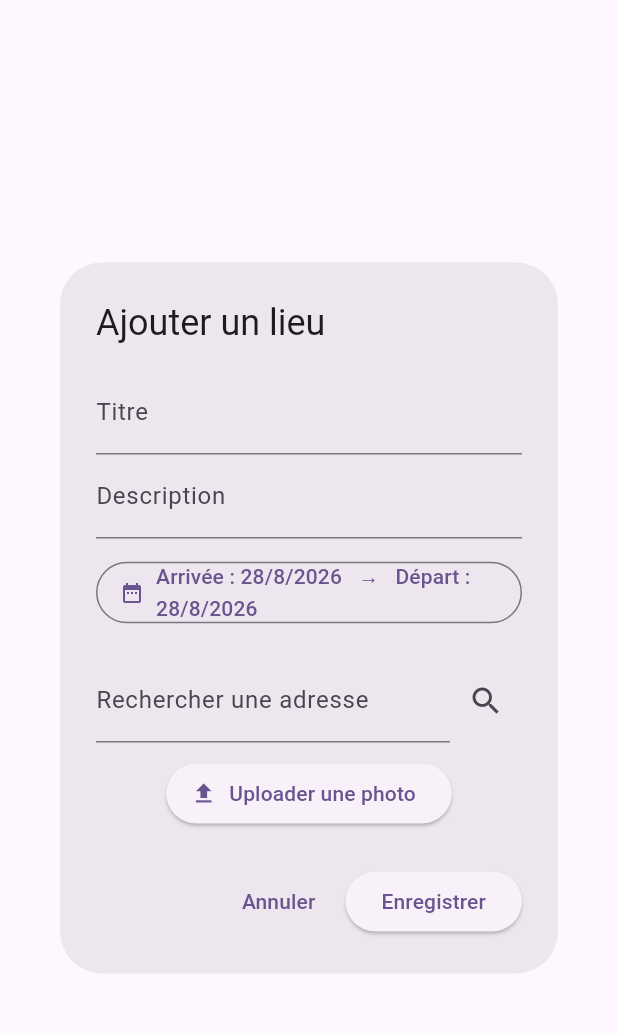
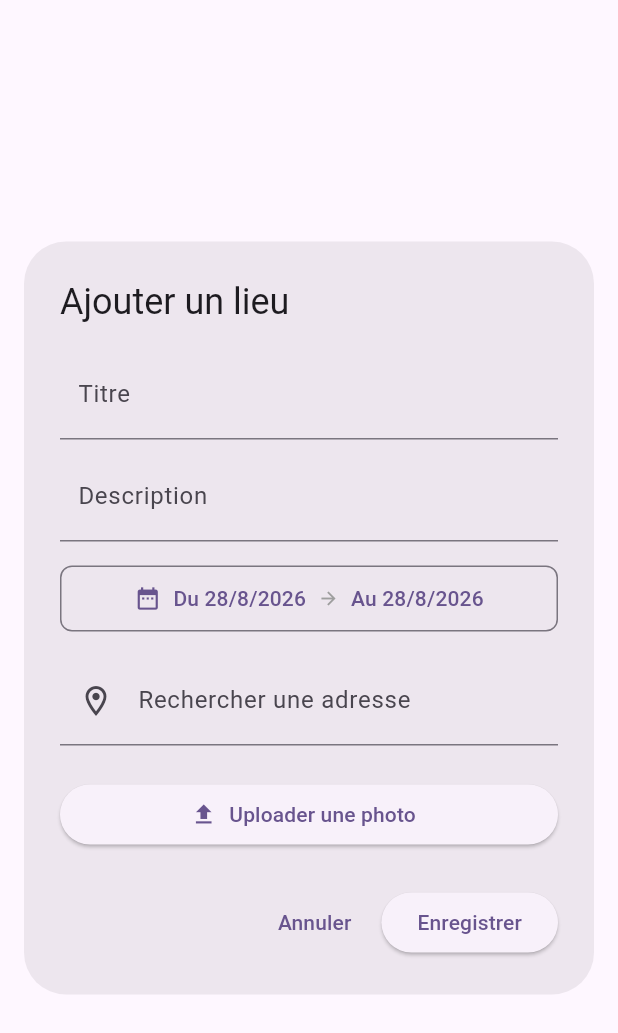
Before and after one commit to solena8/chatons_voyageurs, a Flutter app: the AddEditPlaceDialog widget shown alone on an empty page, opened directly, on a phone screen of 412 x 824 dp. Shown: the top 1033 px of the screen. Run offline on Flutter 3.47's test engine with Material 3 defaults, Android fonts, the phone set to English and light mode, and no system bars; our stand-ins replace cloud_firestore, firebase_core, flutter_map, image_picker, latlong2; accounts and stored records are empty.

Commit message:
changed display saved places

```diff
--- a/lib/widgets/add_edit_place_dialog.dart
+++ b/lib/widgets/add_edit_place_dialog.dart
@@ -17,20 +17,17 @@ class AddEditPlaceDialog extends StatefulWidget {
 }
 
 class _AddEditPlaceDialogState extends State<AddEditPlaceDialog> {
-  // Form key used for input validation
   final _formKey = GlobalKey<FormState>();
 
-  // Input controllers for form text fields
   late TextEditingController _titleController;
   late TextEditingController _descController;
   late TextEditingController _searchController;
 
-  // Form state variables
   LatLng? _selectedLocation;
   String? _imageUrl;
   DateTime _selectedArrivalDate = DateTime.now();
   DateTime _selectedDepartureDate = DateTime.now();
-  bool _isLoading = false; // Tracks asynchronous operations (image upload / save)
+  bool _isLoading = false;
 
   @override
   void initState() {
@@ -40,7 +37,6 @@ class _AddEditPlaceDialogState extends State<AddEditPlaceDialog> {
     _searchController = TextEditingController();
     _imageUrl = widget.place?.imageUrl;
 
-    // Si on modifie un lieu existant, on charge ses dates
     if (widget.place != null) {
       _selectedArrivalDate = widget.place!.arrivalDate;
       _selectedDepartureDate = widget.place!.departureDate;
@@ -48,6 +44,14 @@ class _AddEditPlaceDialogState extends State<AddEditPlaceDialog> {
     } else {
       _selectedLocation = widget.initialPosition;
     }
+  }
+
+  @override
+  void dispose() {
+    _titleController.dispose();
+    _descController.dispose();
+    _searchController.dispose();
+    super.dispose();
   }
 
   Future<void> _selectDateRange() async {
@@ -61,6 +65,21 @@ class _AddEditPlaceDialogState extends State<AddEditPlaceDialog> {
             ? _selectedArrivalDate
             : _selectedDepartureDate,
       ),
+      builder: (context, child) {
+        return Center(
+          child: ConstrainedBox(
+            constraints: const BoxConstraints(
+              maxWidth: 500,
+              maxHeight: 600,
+            ),
+            child: Dialog(
+              insetPadding: const EdgeInsets.all(16),
+              clipBehavior: Clip.antiAlias,
+              child: child,
+            ),
+          ),
+        );
+      },
     );
 
     if (pickedRange == null) return;
@@ -71,7 +90,6 @@ class _AddEditPlaceDialogState extends State<AddEditPlaceDialog> {
     });
   }
 
-  /// Opens the device photo gallery, selects an image, and uploads it via ApiService.
   Future<void> _pickAndUploadImage() async {
     final picker = ImagePicker();
     final file = await picker.pickImage(source: ImageSource.gallery);
@@ -85,18 +103,7 @@ class _AddEditPlaceDialogState extends State<AddEditPlaceDialog> {
     }
   }
 
-  /// Searches for coordinates corresponding to the text entered in the search bar via Nominatim.
-  Future<void> _searchAddress() async {
-    if (_searchController.text.isEmpty) return;
-    final location = await ApiService.searchAddress(_searchController.text);
-    if (location != null) {
-      setState(() => _selectedLocation = location);
-    }
-  }
-
-  /// Validates input, builds the payload, and performs an insert or update in Cloud Firestore.
   Future<void> _savePlace() async {
-    // Validate required fields (title, coordinates, and uploaded image)
     if (!_formKey.currentState!.validate() || _selectedLocation == null || _imageUrl == null) {
       ScaffoldMessenger.of(context).showSnackBar(
         const SnackBar(content: Text('Veuillez compléter tous les champs et ajouter une image.')),
@@ -106,7 +113,6 @@ class _AddEditPlaceDialogState extends State<AddEditPlaceDialog> {
 
     setState(() => _isLoading = true);
 
-    // Map payload matching Firestore schema
     final data = {
       'title': _titleController.text,
       'description': _descController.text,
@@ -117,7 +123,6 @@ class _AddEditPlaceDialogState extends State<AddEditPlaceDialog> {
       'departureDate': Timestamp.fromDate(_selectedDepartureDate),
     };
 
-    // Insert new document if creating, or update existing document if editing
     if (widget.place == null) {
       await FirebaseFirestore.instance.collection('places').add(data);
     } else {
@@ -129,81 +134,161 @@ class _AddEditPlaceDialogState extends State<AddEditPlaceDialog> {
 
   @override
   Widget build(BuildContext context) {
+    final screenWidth = MediaQuery.of(context).size.width;
+    // Sur mobile (< 500px), on prend presque tout l'écran, sur PC on plafonne à 440px
+    final dialogWidth = screenWidth < 500 ? screenWidth * 0.92 : 440.0;
+    final isCompact = screenWidth < 380;
+
     return AlertDialog(
+      insetPadding: const EdgeInsets.symmetric(horizontal: 16, vertical: 24),
       title: Text(widget.place == null ? 'Ajouter un lieu' : 'Modifier le lieu'),
-      content: SingleChildScrollView(
+      content: SizedBox(
+        width: dialogWidth,
+        child: SingleChildScrollView(
           child: Form(
             key: _formKey,
             child: Column(
               mainAxisSize: MainAxisSize.min,
+              crossAxisAlignment: CrossAxisAlignment.stretch,
               children: [
-              // Place Title Input
+                // Titre
                 TextFormField(
                   controller: _titleController,
-                decoration: const InputDecoration(labelText: 'Titre'),
+                  decoration: const InputDecoration(
+                    labelText: 'Titre',
+                    contentPadding: EdgeInsets.symmetric(vertical: 10, horizontal: 12),
+                  ),
                   validator: (v) => v == null || v.isEmpty ? 'Titre requis' : null,
                 ),
-              // Place Description Input
+                const SizedBox(height: 8),
+
+                // Description
                 TextFormField(
                   controller: _descController,
-                decoration: const InputDecoration(labelText: 'Description'),
+                  decoration: const InputDecoration(
+                    labelText: 'Description',
+                    contentPadding: EdgeInsets.symmetric(vertical: 10, horizontal: 12),
+                  ),
+                ),
+                const SizedBox(height: 14),
+
+                // Sélecteur de dates responsive
+                OutlinedButton.icon(
+                  style: OutlinedButton.styleFrom(
+                    padding: const EdgeInsets.symmetric(vertical: 12, horizontal: 8),
+                    shape: RoundedRectangleBorder(
+                      borderRadius: BorderRadius.circular(8),
+                    ),
+                  ),
+                  icon: const Icon(Icons.date_range, size: 18),
+                  label: FittedBox(
+                    fit: BoxFit.scaleDown,
+                    child: isCompact
+                    // Si très petit écran : affichage court
+                        ? Text(
+                      '${_selectedArrivalDate.day}/${_selectedArrivalDate.month}/${_selectedArrivalDate.year} → ${_selectedDepartureDate.day}/${_selectedDepartureDate.month}/${_selectedDepartureDate.year}',
+                      style: const TextStyle(fontWeight: FontWeight.w500),
+                    )
+                    // Écran standard : affichage aéré
+                        : Row(
+                      mainAxisAlignment: MainAxisAlignment.center,
+                      children: [
+                        Text(
+                          'Du ${_selectedArrivalDate.day}/${_selectedArrivalDate.month}/${_selectedArrivalDate.year}',
+                          style: const TextStyle(fontWeight: FontWeight.w500),
+                        ),
+                        const Padding(
+                          padding: EdgeInsets.symmetric(horizontal: 8.0),
+                          child: Icon(Icons.arrow_forward, size: 14, color: Colors.grey),
+                        ),
+                        Text(
+                          'Au ${_selectedDepartureDate.day}/${_selectedDepartureDate.month}/${_selectedDepartureDate.year}',
+                          style: const TextStyle(fontWeight: FontWeight.w500),
+                        ),
+                      ],
+                    ),
+                  ),
+                  onPressed: _selectDateRange,
+                ),
+                const SizedBox(height: 14),
+
+                // Autocomplétion Adresse
+                Autocomplete<AddressSuggestion>(
+                  displayStringForOption: (AddressSuggestion option) => option.displayName,
+                  optionsBuilder: (TextEditingValue textEditingValue) async {
+                    if (textEditingValue.text.trim().length < 3) {
+                      return const Iterable<AddressSuggestion>.empty();
+                    }
+                    return await ApiService.searchAddressSuggestions(textEditingValue.text);
+                  },
+                  onSelected: (AddressSuggestion selection) {
+                    setState(() {
+                      _selectedLocation = selection.location;
+                      _searchController.text = selection.displayName;
+                    });
+                  },
+                  fieldViewBuilder: (context, textEditingController, focusNode, onFieldSubmitted) {
+                    return TextField(
+                      controller: textEditingController,
+                      focusNode: focusNode,
+                      decoration: const InputDecoration(
+                        labelText: 'Rechercher une adresse',
+                        hintText: 'Tapez une ville ou un lieu...',
+                        prefixIcon: Icon(Icons.location_on_outlined),
+                        contentPadding: EdgeInsets.symmetric(vertical: 10, horizontal: 12),
+                      ),
+                    );
+                  },
+                ),
+                const SizedBox(height: 10),
+
+                // Coordonnées GPS
+                if (_selectedLocation != null)
+                  Text(
+                    'Coordonnées : ${_selectedLocation!.latitude.toStringAsFixed(4)}, ${_selectedLocation!.longitude.toStringAsFixed(4)}',
+                    style: const TextStyle(fontSize: 12, color: Colors.grey),
+                    textAlign: TextAlign.center,
                   ),
                 const SizedBox(height: 12),
 
-              OutlinedButton.icon(
-                icon: const Icon(Icons.date_range, size: 16),
-                label: Text(
-                  'Arrivée : ${_selectedArrivalDate.day}/${_selectedArrivalDate.month}/${_selectedArrivalDate.year}'
-                      '   →   '
-                      'Départ : ${_selectedDepartureDate.day}/${_selectedDepartureDate.month}/${_selectedDepartureDate.year}',
-                ),
-                onPressed: _selectDateRange,
-              ),
-              const SizedBox(height: 10),
-              const SizedBox(height: 10),
-
-              // Address Search Field & Search Button
-              Row(
-                children: [
-                  Expanded(
-                    child: TextField(
-                      controller: _searchController,
-                      decoration: const InputDecoration(labelText: 'Rechercher une adresse'),
-                    ),
-                  ),
-                  IconButton(icon: const Icon(Icons.search), onPressed: _searchAddress),
-                ],
-              ),
-
-              // Displays currently assigned coordinates
-              if (_selectedLocation != null)
-                Text('Coordonnées : ${_selectedLocation!.latitude.toStringAsFixed(4)}, ${_selectedLocation!.longitude.toStringAsFixed(4)}'),
-              const SizedBox(height: 10),
-
-              // Image Upload Button
+                // Upload Photo
                 ElevatedButton.icon(
                   onPressed: _pickAndUploadImage,
                   icon: const Icon(Icons.upload),
                   label: const Text('Uploader une photo'),
                 ),
 
-              // Image upload confirmation banner
                 if (_imageUrl != null)
-                const Text('Image chargée avec succès !', style: TextStyle(color: Colors.green)),
-
-              // Loading spinner during network operations
-              if (_isLoading)
                   const Padding(
                     padding: EdgeInsets.only(top: 8.0),
+                    child: Text(
+                      'Image chargée avec succès !',
+                      style: TextStyle(color: Colors.green),
+                      textAlign: TextAlign.center,
+                    ),
+                  ),
+
+                if (_isLoading)
+                  const Center(
+                    child: Padding(
+                      padding: EdgeInsets.only(top: 12.0),
                       child: CircularProgressIndicator(),
+                    ),
                   ),
               ],
             ),
           ),
         ),
+      ),
       actions: [
-        TextButton(onPressed: () => Navigator.pop(context), child: const Text('Annuler')),
-        ElevatedButton(onPressed: _savePlace, child: const Text('Enregistrer')),
+        TextButton(
+          onPressed: () => Navigator.pop(context),
+          child: const Text('Annuler'),
+        ),
+        ElevatedButton(
+          onPressed: _savePlace,
+          child: const Text('Enregistrer'),
+        ),
       ],
     );
   }
```
Also changed, not shown: lib/services/api_service.dart (+56 -25 lines), lib/widgets/map_screen.dart (+71 -33 lines). Lines whose indentation alone changed are shown as unchanged.
